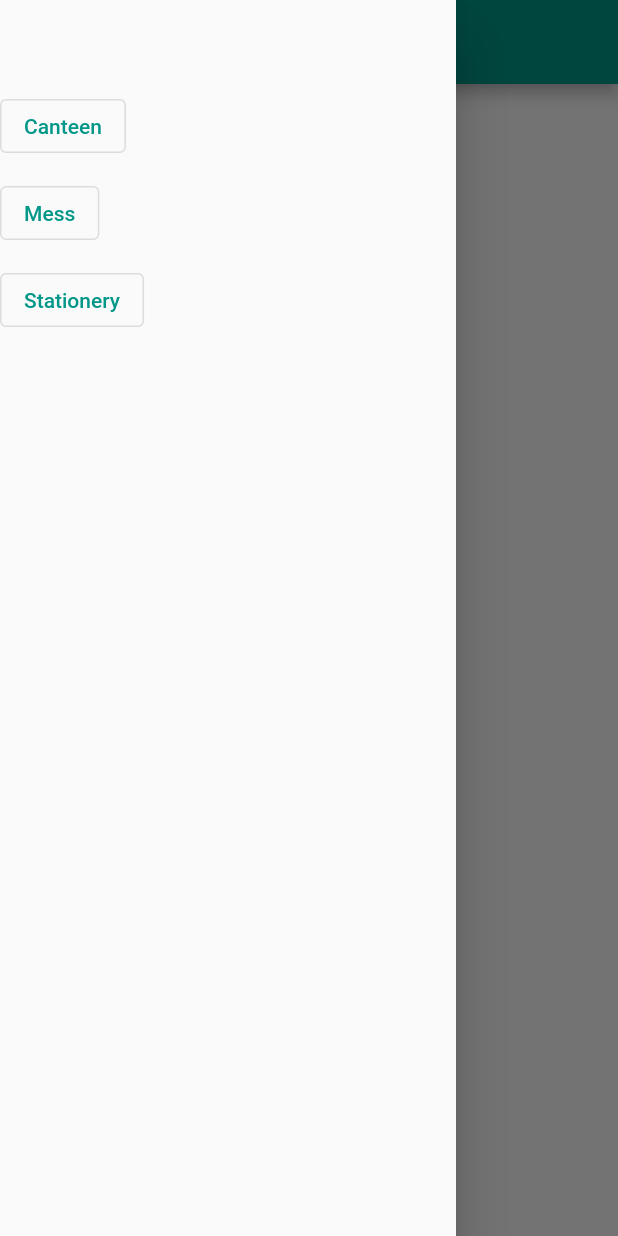
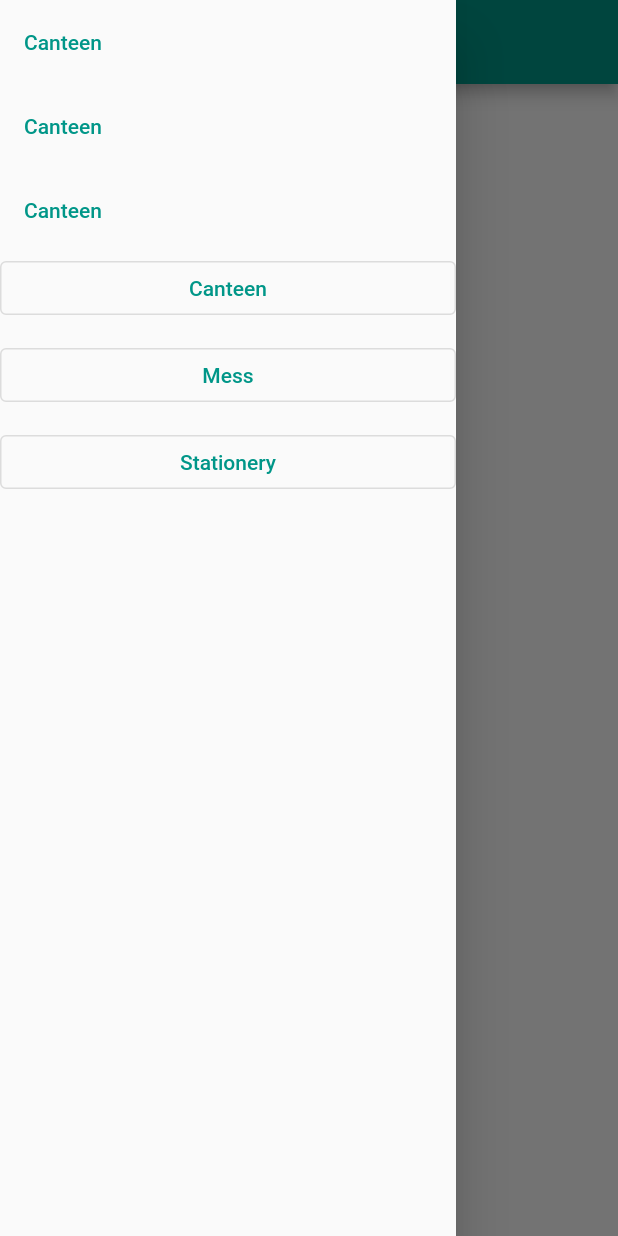
Before and after one commit to Naveenchand06/The-Order-App, a Flutter app: the HomePage screen opened directly, with the side drawer open, on a phone screen of 412 x 824 dp. Run offline on Flutter 3.47's test engine with Material 2 defaults, Android fonts, the phone set to English and light mode, and no system bars; our stand-ins replace firebase_auth, firebase_core; accounts and stored records are empty.

```diff
--- a/lib/canteen.dart
+++ b/lib/canteen.dart
@@ -1,8 +1,8 @@
 import 'package:flutter/material.dart';
-import 'package:toast/toast.dart';
 import 'package:hello_world/home_page.dart';
+
 class Canteen extends StatefulWidget {
-  const Canteen({ Key? key }) : super(key: key);
+  const Canteen({Key? key}) : super(key: key);
 
   @override
   State<Canteen> createState() => _CanteenState();
--- a/lib/home_page.dart
+++ b/lib/home_page.dart
@@ -3,10 +3,9 @@ import 'package:hello_world/canteen.dart';
 import 'package:hello_world/mess.dart';
 import 'package:hello_world/signup_screen.dart';
 import 'package:hello_world/stationery.dart';
-import 'package:toast/toast.dart';
 
 class HomePage extends StatefulWidget {
-  const HomePage({ Key? key }) : super(key: key);
+  const HomePage({Key? key}) : super(key: key);
 
   @override
   State<HomePage> createState() => _HomePageState();
@@ -16,63 +15,95 @@ class _HomePageState extends State<HomePage> {
   @override
   Widget build(BuildContext context) {
     return Scaffold(
-      appBar:AppBar(
+      appBar: AppBar(
         title: Text("Mart"),
         centerTitle: true,
         backgroundColor: Colors.teal,
       ),
       drawer: Drawer(
-        child: Column(
-          crossAxisAlignment: CrossAxisAlignment.start,
+        child: ListView(
           children: [
-            Padding(padding: EdgeInsets.fromLTRB(10.0,60.0,0.0,0.0)),
+            ListTile(
+              title: Text(
+                "Canteen",
+                style: TextStyle(
+                  color: Colors.teal,
+                ),
+              ),
+            ),
+            ListTile(
+              title: Text(
+                "Canteen",
+                style: TextStyle(
+                  color: Colors.teal,
+                ),
+              ),
+              onTap: () {},
+            ),
+            ListTile(
+              title: Text(
+                "Canteen",
+                style: TextStyle(
+                  color: Colors.teal,
+                ),
+              ),
+            ),
             OutlinedButton(
-              onPressed: (){
+              onPressed: () {
                 Navigator.of(context).push(
                   MaterialPageRoute(
                     builder: (context) => Canteen(),
                   ),
                 );
               },
-              child: Text("Canteen",
+              child: Text(
+                "Canteen",
                 style: TextStyle(
                   color: Colors.teal,
                 ),
               ),
             ),
-            SizedBox(height: 10.0,),
+            SizedBox(
+              height: 10.0,
+            ),
             OutlinedButton(
-              onPressed: (){
+              onPressed: () {
                 Navigator.of(context).push(
                   MaterialPageRoute(
                     builder: (context) => Mess(),
                   ),
                 );
               },
-              child: Text("Mess",
+              child: Text(
+                "Mess",
                 style: TextStyle(
                   color: Colors.teal,
                 ),
               ),
               //InputBorder.none,
             ),
-            SizedBox(height: 10.0,),
+            SizedBox(
+              height: 10.0,
+            ),
             OutlinedButton(
-              onPressed: (){
+              onPressed: () {
                 Navigator.of(context).push(
                   MaterialPageRoute(
                     builder: (context) => Stationery(),
                   ),
                 );
               },
-              child: Text("Stationery",
+              child: Text(
+                "Stationery",
                 style: TextStyle(
                   color: Colors.teal,
-              ),),
+                ),
+              ),
               //InputBorder.none,
-
             ),
-            SizedBox(height: 10.0,)
+            SizedBox(
+              height: 10.0,
+            )
           ],
         ),
       ),
--- a/lib/main.dart
+++ b/lib/main.dart
@@ -1,8 +1,10 @@
+import 'package:firebase_core/firebase_core.dart';
 import 'package:flutter/material.dart';
 import 'package:hello_world/login_screen.dart';
-import 'package:toast/toast.dart';
 
-void main() {
+void main() async {
+  WidgetsFlutterBinding.ensureInitialized();
+  await Firebase.initializeApp();
   runApp(MyApp());
 }
 
--- a/lib/mess.dart
+++ b/lib/mess.dart
@@ -1,8 +1,8 @@
 import 'package:flutter/material.dart';
-import 'package:toast/toast.dart';
 import 'package:hello_world/home_page.dart';
+
 class Mess extends StatefulWidget {
-  const Mess({ Key? key }) : super(key: key);
+  const Mess({Key? key}) : super(key: key);
 
   @override
   State<Mess> createState() => _MessState();
--- a/lib/stationery.dart
+++ b/lib/stationery.dart
@@ -1,8 +1,8 @@
 import 'package:flutter/material.dart';
-import 'package:toast/toast.dart';
 import 'package:hello_world/home_page.dart';
+
 class Stationery extends StatefulWidget {
-  const Stationery({ Key? key }) : super(key: key);
+  const Stationery({Key? key}) : super(key: key);
 
   @override
   State<Stationery> createState() => _StationeryState();
--- a/pubspec.yaml
+++ b/pubspec.yaml
@@ -34,7 +34,8 @@ dependencies:
   # The following adds the Cupertino Icons font to your application.
   # Use with the CupertinoIcons class for iOS style icons.
   cupertino_icons: ^1.0.2
-  toast: ^0.1.5
+  firebase_core: ^1.0.3
+  firebase_auth: ^1.0.3
 
 dev_dependencies:
   flutter_test:
```
Also changed, not shown: lib/Authentication/auth_email.dart (added, +31 -0 lines), lib/canteen_seller.dart (+3 -4 lines), lib/home_seller.dart (+23 -14 lines), lib/login_screen.dart (+8 -6 lines), lib/mess_seller.dart (+3 -4 lines), lib/signup_screen.dart (+52 -12 lines), lib/stationery_seller.dart (+3 -4 lines), pubspec.lock, 2 other files. Lines whose indentation alone changed are shown as unchanged.
